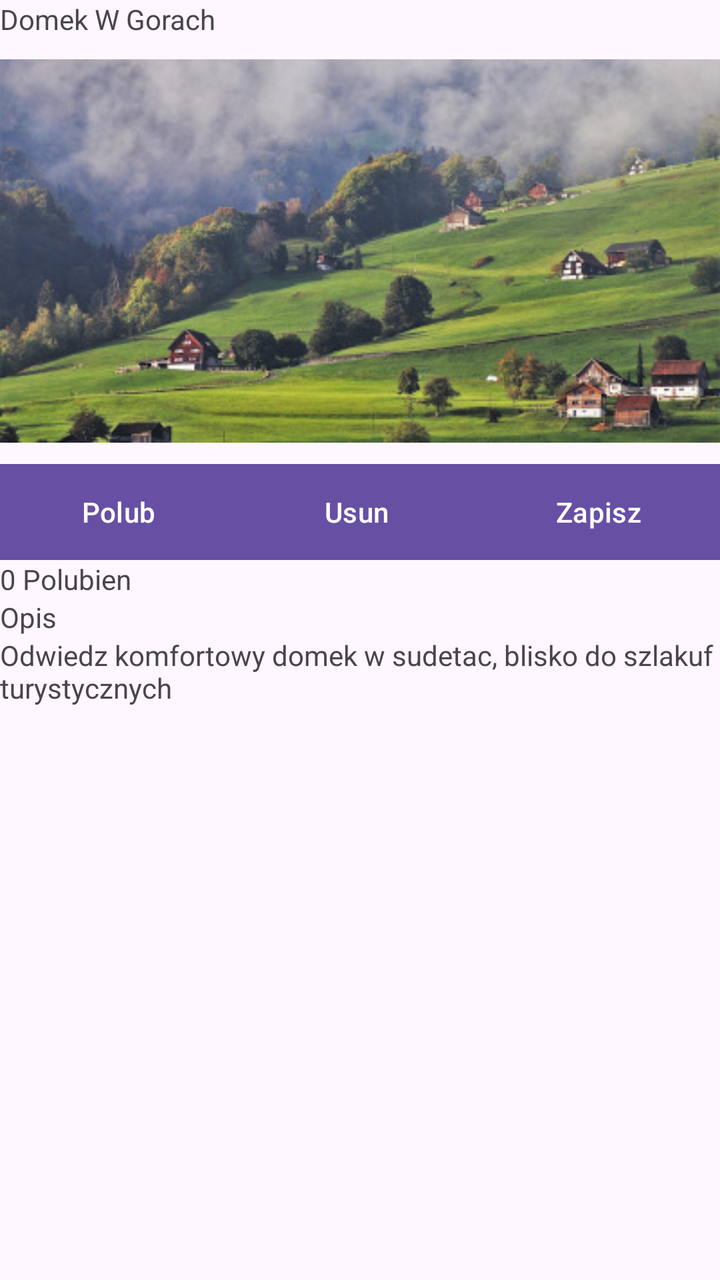
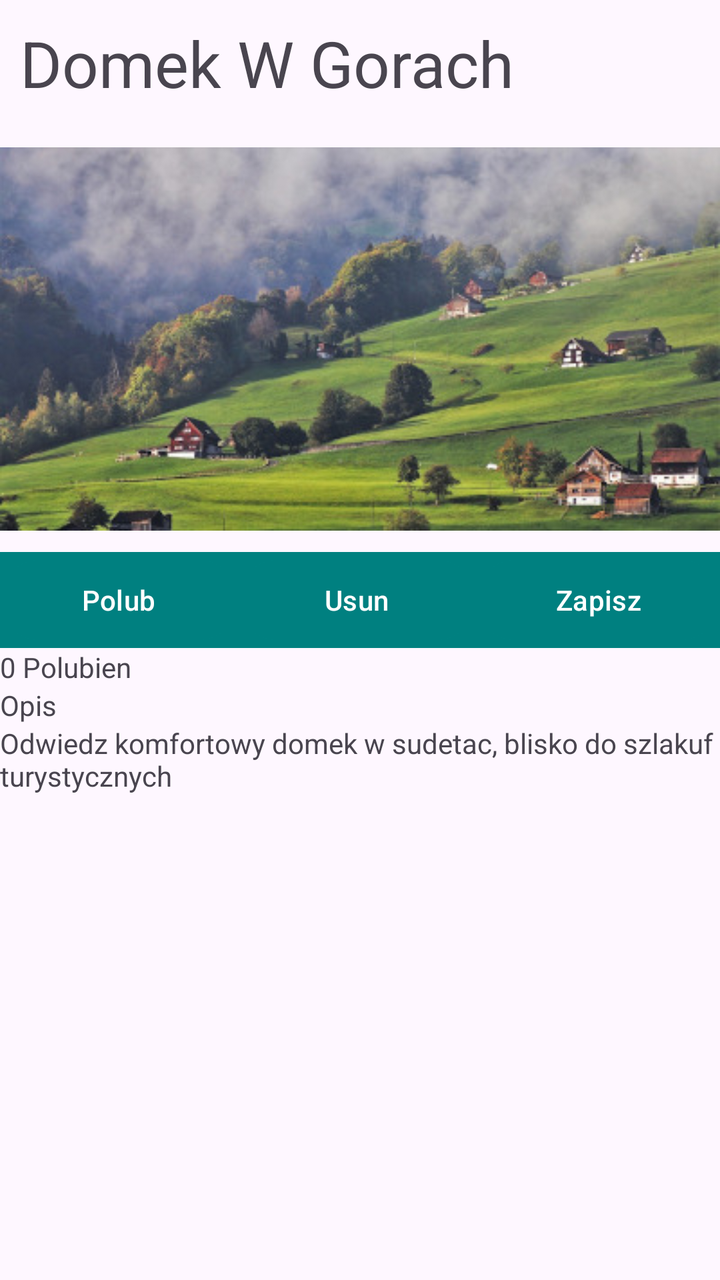

Two renders of the same Android screen: before a commit and after it. Below are the layout's source before the change and the commit's diff.
<!-- AndroidManifest.xml: application theme Theme.Domek_w_gorach -->
<!-- res/layout/activity_main.xml -->
<?xml version="1.0" encoding="utf-8"?>
<LinearLayout xmlns:android="http://schemas.android.com/apk/res/android"
    xmlns:app="http://schemas.android.com/apk/res-auto"
    xmlns:tools="http://schemas.android.com/tools"
    android:id="@+id/main"
    android:layout_width="match_parent"
    android:layout_height="match_parent"
    android:orientation="vertical"
    tools:context=".MainActivity">


    <TextView
        android:id="@+id/textView"
        android:layout_width="wrap_content"
        android:layout_height="wrap_content"
        android:text="Domek W Gorach" />

    <ImageView
        android:id="@+id/imageView"
        android:layout_width="match_parent"
        android:layout_height="wrap_content"
        app:srcCompat="@drawable/obraz" />

    <LinearLayout
        android:layout_width="match_parent"
        android:layout_height="wrap_content"
        android:orientation="horizontal">

        <Button
            android:id="@+id/button5"
            android:layout_width="wrap_content"
            android:layout_height="wrap_content"
            android:layout_weight="1"
            android:background="#008080"
            android:text="Polub"

            />

        <Button
            android:id="@+id/button6"
            android:layout_width="wrap_content"
            android:layout_height="wrap_content"
            android:layout_weight="1"
            android:background="#008080"
            android:text="Usun" />

        <Button
            android:id="@+id/button7"
            android:layout_width="wrap_content"
            android:layout_height="wrap_content"
            android:layout_weight="1"
            android:background="#008080"
            android:text="Zapisz" />
    </LinearLayout>

    <TextView
        android:id="@+id/textView2"
        android:layout_width="wrap_content"
        android:layout_height="wrap_content"
        android:text="0 Polubien" />

    <LinearLayout
        android:layout_width="match_parent"
        android:layout_height="wrap_content"
        android:orientation="vertical">

        <TextView
            android:id="@+id/textView3"
            android:layout_width="wrap_content"
            android:layout_height="wrap_content"
            android:layout_weight="1"
            android:text="Opis" />

        <TextView
            android:id="@+id/textView4"
            android:layout_width="wrap_content"
            android:layout_height="wrap_content"
            android:layout_weight="1"
            android:text="Odwiedz komfortowy domek w sudetac, blisko do szlakuf turystycznych" />
    </LinearLayout>

</LinearLayout>
<!-- resources referenced by this layout -->
<resources>
  <!-- drawable obraz: jpg bitmap (drawable, 46858 bytes) -->
  <style name="Theme.Domek_w_gorach" parent="Base.Theme.Domek_w_gorach" />
  <style name="Base.Theme.Domek_w_gorach" parent="Theme.Material3.DayNight.NoActionBar">
          
          
      </style>
</resources>

<!-- the commit's change to res/layout/activity_main.xml (unified diff, before → after) -->
@@ -13,7 +13,9 @@
         android:id="@+id/textView"
         android:layout_width="wrap_content"
         android:layout_height="wrap_content"
-        android:text="Domek W Gorach" />
+        android:text="Domek W Gorach"
+        android:textSize="32sp"
+        android:padding="10dp"/>
 
     <ImageView
         android:id="@+id/imageView"
@@ -24,14 +26,15 @@
     <LinearLayout
         android:layout_width="match_parent"
         android:layout_height="wrap_content"
-        android:orientation="horizontal">
+        android:orientation="horizontal"
+        android:background="#008080">
 
         <Button
             android:id="@+id/button5"
             android:layout_width="wrap_content"
             android:layout_height="wrap_content"
             android:layout_weight="1"
-            android:background="#008080"
+            android:backgroundTint="#008080"
             android:text="Polub"
 
             />
@@ -41,7 +44,7 @@
             android:layout_width="wrap_content"
             android:layout_height="wrap_content"
             android:layout_weight="1"
-            android:background="#008080"
+            android:backgroundTint="#008080"
             android:text="Usun" />
 
         <Button
@@ -49,7 +52,7 @@
             android:layout_width="wrap_content"
             android:layout_height="wrap_content"
             android:layout_weight="1"
-            android:background="#008080"
+            android:backgroundTint="#008080"
             android:text="Zapisz" />
     </LinearLayout>
 
